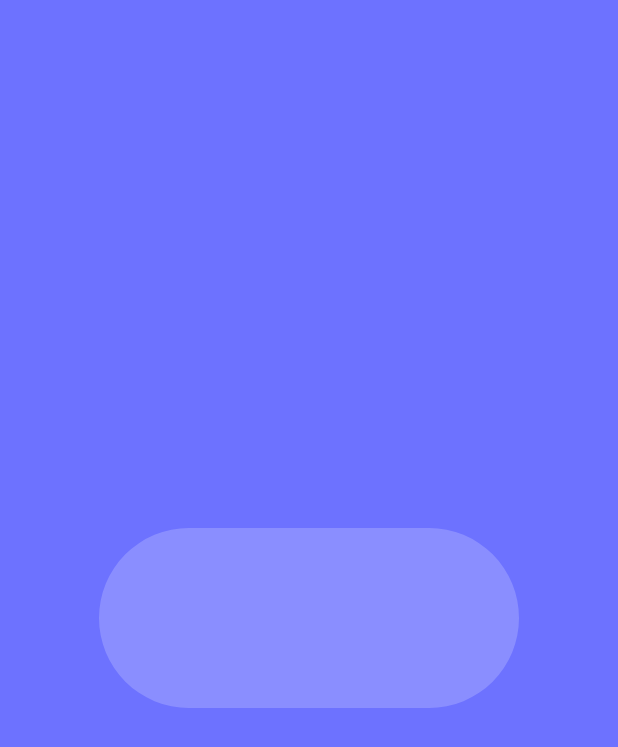
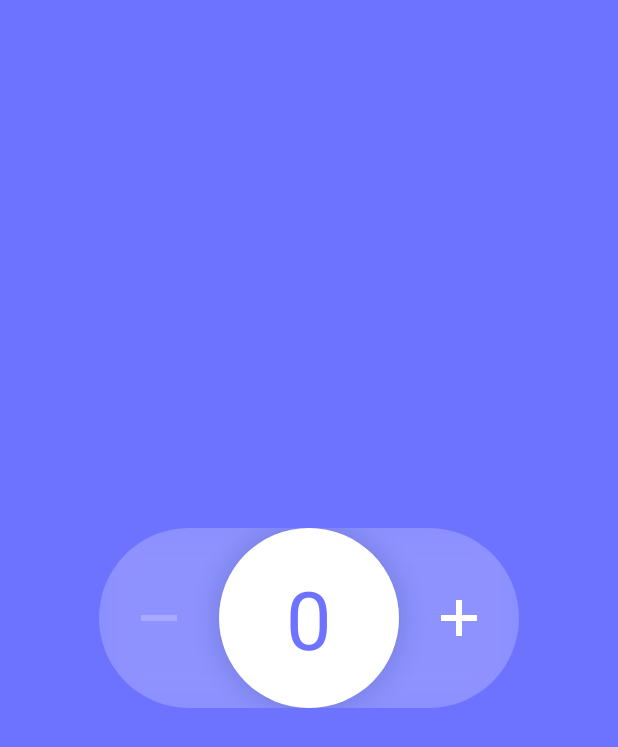
Before and after one commit to AssIstne/Dribbble, an Android app: the StepperActivity screen opened directly, with no data from a screen before it, on a phone screen of 412 x 824 dp. Shown: the top 747 px of the screen. Run offline under Robolectric (Android 15) with nearby library versions, the phone set to English and light mode, and no system bars.

Commit message:
draw the circle and the marks

```diff
--- a/app/src/main/java/com/assistne/dribbble/stepper/StepperView.java
+++ b/app/src/main/java/com/assistne/dribbble/stepper/StepperView.java
@@ -6,6 +6,9 @@ import android.graphics.Color;
 import android.graphics.Paint;
 import android.graphics.Path;
 import android.graphics.RectF;
+import android.text.Layout;
+import android.text.StaticLayout;
+import android.text.TextPaint;
 import android.util.AttributeSet;
 import android.view.View;
 
@@ -15,9 +18,20 @@ import android.view.View;
 
 public class StepperView extends View {
 
-    private int mBgColor = Color.argb(51, 255, 255, 255);
-    private Paint mPaint;
+    private static final int BG_COLOR = Color.argb(51, 255, 255, 255);
+    private static final int CIRCLE_COLOR = Color.WHITE;
+    private static final int MARK_COLOR = Color.WHITE;
+    private static final int CIRCLE_SHADOW_COLOR = Color.argb(51, 15, 46, 81);
+    private static final int TEXT_COLOR = Color.rgb(109, 114, 255);
+    private int mCircleCenterX;
+    private Paint mBgPaint;
+    private Paint mCirclePaint;
+    private Paint mMarkPaint;
     private Path mBgPath;
+    private Layout mNumberLayout;
+    private int mNumber;
+    private float mMinusScale = 1f;
+    private float mPlusScale = 1f;
 
     public StepperView(Context context) {
         this(context, null);
@@ -29,18 +43,42 @@ public class StepperView extends View {
 
     public StepperView(Context context, AttributeSet attrs, int defStyle) {
         super(context, attrs, defStyle);
-        mPaint = new Paint(Paint.ANTI_ALIAS_FLAG);
-        mPaint.setStyle(Paint.Style.FILL);
+        mBgPaint = new Paint(Paint.ANTI_ALIAS_FLAG);
+        mBgPaint.setStyle(Paint.Style.FILL);
+        mBgPaint.setColor(BG_COLOR);
+        mMarkPaint = new Paint(Paint.ANTI_ALIAS_FLAG);
+        mMarkPaint.setColor(MARK_COLOR);
+        mMarkPaint.setStyle(Paint.Style.STROKE);
+        mCirclePaint = new Paint(mBgPaint);
+        mCirclePaint.setColor(CIRCLE_COLOR);
+        mCirclePaint.setShadowLayer(24, 0, 0, CIRCLE_SHADOW_COLOR);
+        // 为了绘制阴影
+        setLayerType(LAYER_TYPE_SOFTWARE, mCirclePaint);
+    }
+
+    @Override
+    protected void onMeasure(int widthMeasureSpec, int heightMeasureSpec) {
+        super.onMeasure(widthMeasureSpec, heightMeasureSpec);
+        mCircleCenterX = getMeasuredWidth() / 2;
+        if (mNumberLayout == null) {
+            TextPaint textPaint = new TextPaint(Paint.ANTI_ALIAS_FLAG);
+            textPaint.setColor(TEXT_COLOR);
+            textPaint.setTextSize(getMeasuredHeight() * 0.45f);
+            mNumberLayout = new StaticLayout(String.valueOf(mNumber), textPaint, getMeasuredHeight(), Layout.Alignment.ALIGN_CENTER, 1, 0, true);
+        }
+        mMarkPaint.setStrokeWidth(getMeasuredHeight() / 30);
     }
 
     @Override
     protected void onDraw(Canvas canvas) {
         super.onDraw(canvas);
         drawBackground(canvas);
+        drawCircle(canvas);
+        drawMinus(canvas);
+        drawPlus(canvas);
     }
 
     private void drawBackground(Canvas canvas) {
-        mPaint.setColor(mBgColor);
         if (mBgPath == null) {
             int r = getMeasuredHeight() / 2;
             int lineLen = getMeasuredWidth() - getMeasuredHeight();
@@ -51,6 +89,45 @@ public class StepperView extends View {
             rectF.offsetTo(0, 0);
             mBgPath.addArc(rectF, 90, 180);
         }
-        canvas.drawPath(mBgPath, mPaint);
+        canvas.drawPath(mBgPath, mBgPaint);
+    }
+
+    private void drawCircle(Canvas canvas) {
+        int r = getMeasuredHeight() / 2;
+        canvas.save();
+        canvas.translate(mCircleCenterX - r, 0);
+        canvas.drawCircle(r, r , r, mCirclePaint);
+        canvas.translate(0, (getMeasuredHeight() - mNumberLayout.getHeight()) / 2);
+        mNumberLayout.draw(canvas);
+        canvas.restore();
+    }
+
+    private void drawPlus(Canvas canvas) {
+        mMarkPaint.setColor(MARK_COLOR);
+        int container = getMeasuredHeight() / 3;
+        int padding = container / 5;
+        int lineLen = container - 2 * padding;
+        canvas.save();
+        canvas.translate(getMeasuredWidth() - getMeasuredHeight() / 2, (getMeasuredHeight() - container) / 2);
+        canvas.scale(mPlusScale, mPlusScale, container / 2, container / 2);
+        canvas.drawLine(padding, container / 2, padding + lineLen, container / 2, mMarkPaint);
+        canvas.drawLine(container / 2, padding, container / 2, padding + lineLen, mMarkPaint);
+        canvas.restore();
+    }
+
+    private void drawMinus(Canvas canvas) {
+        if (mNumber == 0) {
+            mMarkPaint.setAlpha(51);
+        } else {
+            mMarkPaint.setColor(MARK_COLOR);
+        }
+        int padding = getMeasuredHeight() / 15;
+        int startX = getMeasuredHeight() / 6 + padding;
+        int startY = getMeasuredHeight() / 2;
+        int lineLen = getMeasuredHeight() / 5;
+        canvas.save();
+        canvas.scale(mMinusScale, mMinusScale, startX + lineLen / 2, startY);
+        canvas.drawLine(startX, startY, startX + lineLen, startY, mMarkPaint);
+        canvas.restore();
     }
 }
```
